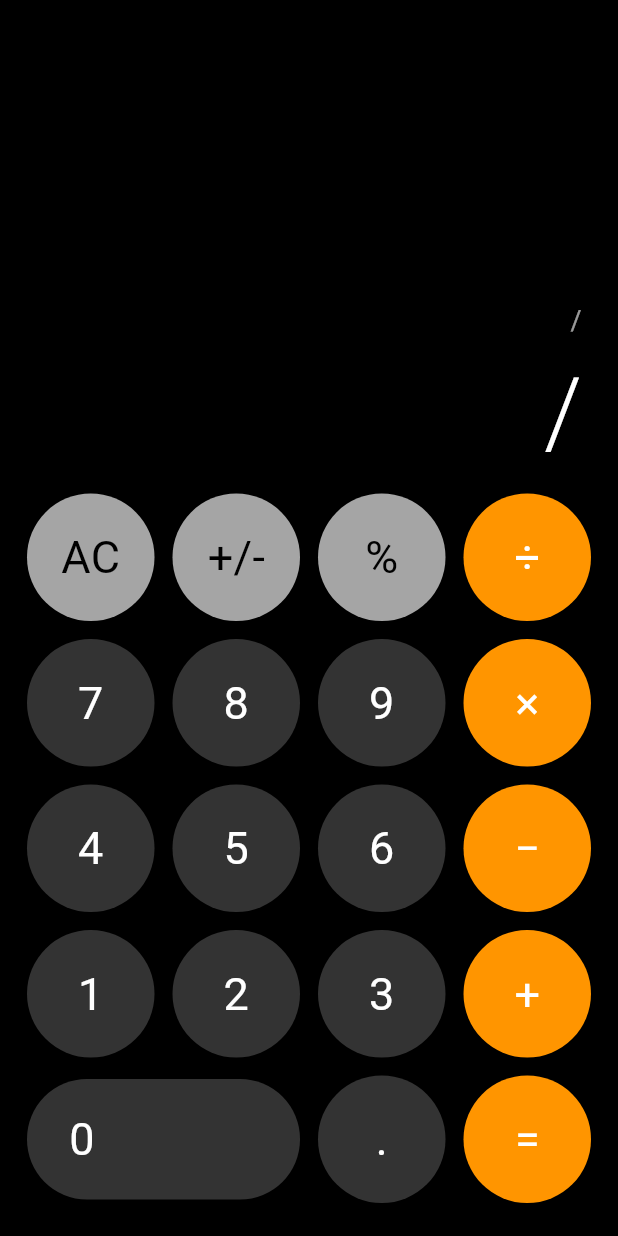
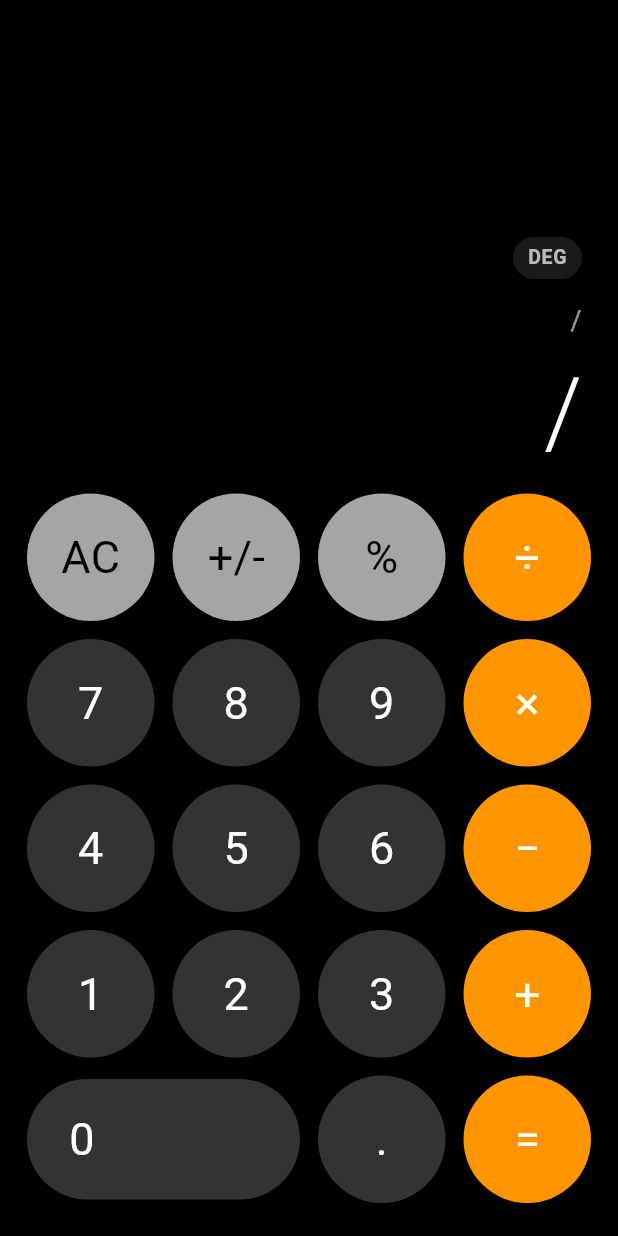
Before and after one commit to Tarun9105/Calc, a Flutter app: the screen it shows after launch, after a tap on an icon or button, on a phone screen of 412 x 824 dp. Run offline on Flutter 3.47's test engine with Material 3 defaults, Android fonts, the phone set to English and light mode, and no system bars.

Commit message:
feat: add SmartCalc scientific landscape mode

```diff
--- a/lib/app/theme.dart
+++ b/lib/app/theme.dart
@@ -5,6 +5,7 @@ ThemeData buildSmartCalcTheme() {
   const operator = Color(0xFFFF9500);
   const digit = Color(0xFF333333);
   const function = Color(0xFFA5A5A5);
+  const scientific = Color(0xFF1C1C1C);
 
   return ThemeData(
     brightness: Brightness.dark,
@@ -30,6 +31,7 @@ ThemeData buildSmartCalcTheme() {
         digit: digit,
         function: function,
         operator: operator,
+        scientific: scientific,
       ),
     ],
   );
@@ -40,22 +42,26 @@ class SmartCalcColors extends ThemeExtension<SmartCalcColors> {
     required this.digit,
     required this.function,
     required this.operator,
+    required this.scientific,
   });
 
   final Color digit;
   final Color function;
   final Color operator;
+  final Color scientific;
 
   @override
   SmartCalcColors copyWith({
     Color? digit,
     Color? function,
     Color? operator,
+    Color? scientific,
   }) {
     return SmartCalcColors(
       digit: digit ?? this.digit,
       function: function ?? this.function,
       operator: operator ?? this.operator,
+      scientific: scientific ?? this.scientific,
     );
   }
 
@@ -72,6 +78,7 @@ class SmartCalcColors extends ThemeExtension<SmartCalcColors> {
       digit: Color.lerp(digit, other.digit, t) ?? digit,
       function: Color.lerp(function, other.function, t) ?? function,
       operator: Color.lerp(operator, other.operator, t) ?? operator,
+      scientific: Color.lerp(scientific, other.scientific, t) ?? scientific,
     );
   }
 }
--- a/lib/features/calculator/application/calculator_state.dart
+++ b/lib/features/calculator/application/calculator_state.dart
@@ -1,23 +1,29 @@
+import '../domain/angle_mode.dart';
+
 class CalculatorState {
   const CalculatorState({
     this.expression = '',
     this.display = '0',
+    this.angleMode = AngleMode.degrees,
     this.errorMessage,
   });
 
   final String expression;
   final String display;
+  final AngleMode angleMode;
   final String? errorMessage;
 
   CalculatorState copyWith({
     String? expression,
     String? display,
+    AngleMode? angleMode,
     String? errorMessage,
     bool clearError = false,
   }) {
     return CalculatorState(
       expression: expression ?? this.expression,
       display: display ?? this.display,
+      angleMode: angleMode ?? this.angleMode,
       errorMessage: clearError ? null : errorMessage ?? this.errorMessage,
     );
   }
--- a/lib/features/calculator/domain/angle_mode.dart
+++ b/lib/features/calculator/domain/angle_mode.dart
@@ -3,3 +3,16 @@ enum AngleMode {
   radians,
   gradians,
 }
+
+extension AngleModeLabel on AngleMode {
+  String get shortLabel {
+    switch (this) {
+      case AngleMode.degrees:
+        return 'DEG';
+      case AngleMode.radians:
+        return 'RAD';
+      case AngleMode.gradians:
+        return 'GRAD';
+    }
+  }
+}
--- a/lib/features/calculator/presentation/calculator_display.dart
+++ b/lib/features/calculator/presentation/calculator_display.dart
@@ -1,15 +1,19 @@
 import 'package:flutter/material.dart';
+
+import '../domain/angle_mode.dart';
 
 class CalculatorDisplay extends StatelessWidget {
   const CalculatorDisplay({
     required this.expression,
     required this.display,
+    required this.angleMode,
     required this.errorMessage,
     super.key,
   });
 
   final String expression;
   final String display;
+  final AngleMode angleMode;
   final String? errorMessage;
 
   @override
@@ -27,6 +31,25 @@ class CalculatorDisplay extends StatelessWidget {
           crossAxisAlignment: CrossAxisAlignment.end,
           mainAxisAlignment: MainAxisAlignment.end,
           children: [
+            Align(
+              alignment: Alignment.centerRight,
+              child: Container(
+                margin: const EdgeInsets.only(bottom: 14),
+                padding: const EdgeInsets.symmetric(horizontal: 10, vertical: 4),
+                decoration: BoxDecoration(
+                  color: Colors.white10,
+                  borderRadius: BorderRadius.circular(999),
+                ),
+                child: Text(
+                  angleMode.shortLabel,
+                  style: expressionStyle.copyWith(
+                    color: Colors.white70,
+                    fontSize: 13,
+                    fontWeight: FontWeight.w600,
+                  ),
+                ),
+              ),
+            ),
             Text(
               expression.isEmpty ? '0' : expression,
               maxLines: 1,
--- a/lib/features/calculator/presentation/calculator_screen.dart
+++ b/lib/features/calculator/presentation/calculator_screen.dart
@@ -2,8 +2,10 @@ import 'package:flutter/material.dart';
 
 import '../application/calculator_controller.dart';
 import '../application/calculator_state.dart';
+import '../domain/angle_mode.dart';
 import 'calculator_display.dart';
 import 'calculator_keypad.dart';
+import 'scientific_keypad.dart';
 
 class CalculatorScreen extends StatefulWidget {
   const CalculatorScreen({super.key});
@@ -19,13 +21,28 @@ class _CalculatorScreenState extends State<CalculatorScreen> {
 
   @override
   Widget build(BuildContext context) {
+    final orientation = MediaQuery.of(context).orientation;
+    final isLandscape = orientation == Orientation.landscape;
+
     return Scaffold(
       body: SafeArea(
+        child: Row(
+          children: [
+            if (isLandscape)
+              ScientificKeypad(
+                angleModeLabel: _state.angleMode.shortLabel,
+                onFunction: _handleFunction,
+                onConstant: _handleInput,
+                onPower: _handlePower,
+                onCycleAngleMode: _handleCycleAngleMode,
+              ),
+            Expanded(
               child: Column(
                 children: [
                   CalculatorDisplay(
                     expression: _state.expression,
                     display: _state.display,
+                    angleMode: _state.angleMode,
                     errorMessage: _state.errorMessage,
                   ),
                   Padding(
@@ -38,6 +55,9 @@ class _CalculatorScreenState extends State<CalculatorScreen> {
                       onToggleSign: _handleToggleSign,
                     ),
                   ),
+                ],
+              ),
+            )
           ],
         ),
       ),
@@ -73,4 +93,22 @@ class _CalculatorScreenState extends State<CalculatorScreen> {
       _controller.toggleSign();
     });
   }
+
+  void _handleFunction(String functionName) {
+    setState(() {
+      _controller.applyFunction(functionName);
+    });
   }
+
+  void _handlePower() {
+    setState(() {
+      _controller.appendPower();
+    });
+  }
+
+  void _handleCycleAngleMode() {
+    setState(() {
+      _controller.cycleAngleMode();
+    });
+  }
+}
```
Also changed, not shown: lib/features/calculator/application/calculator_controller.dart (+28 -2 lines), lib/features/calculator/presentation/scientific_keypad.dart (added, +88 -0 lines), 2 other files. Lines whose indentation alone changed are shown as unchanged.
